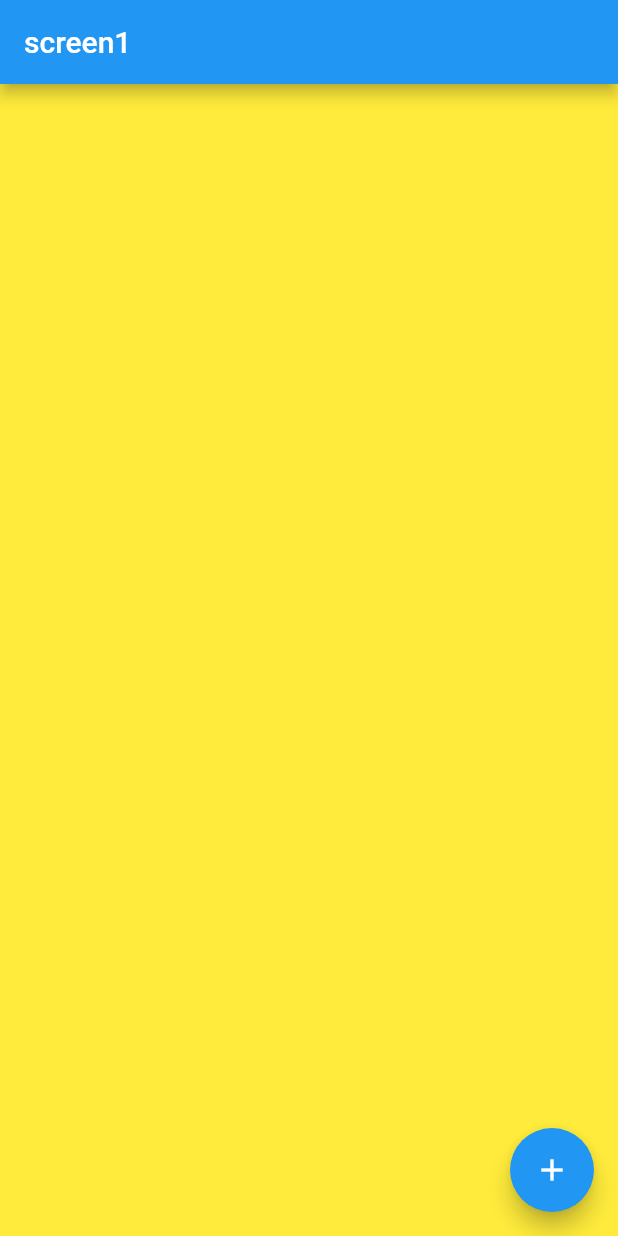
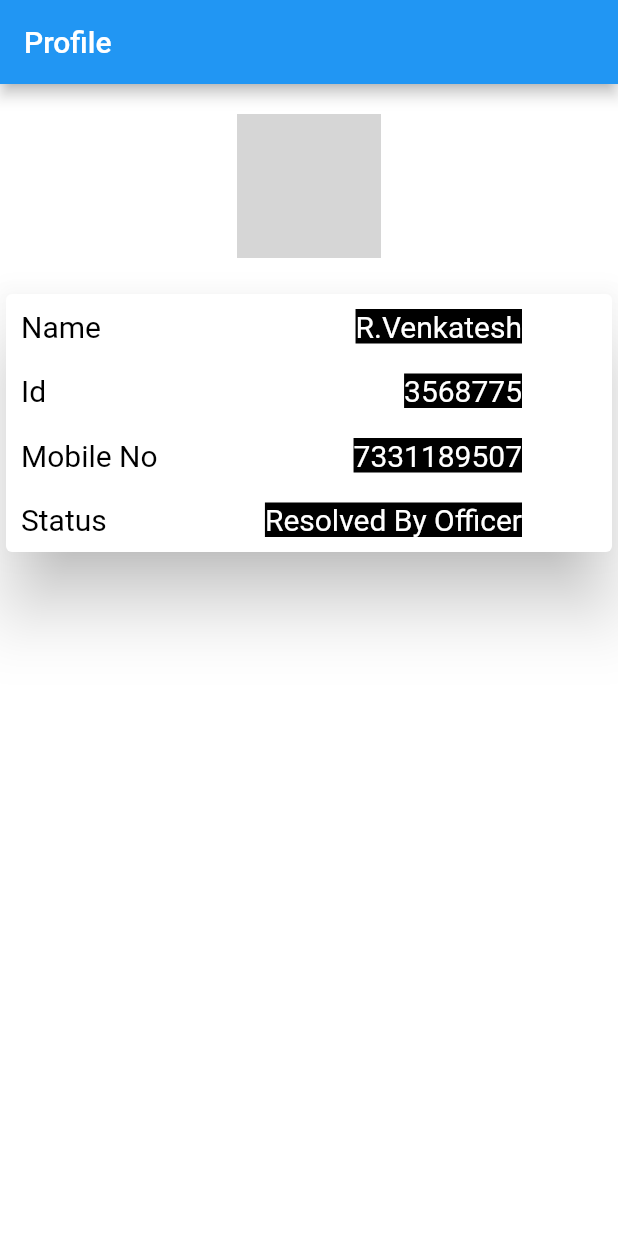
Before and after one commit to tejasvibonthu/AxisAlignment, a Flutter app: the screen it shows after launch, on a phone screen of 412 x 824 dp. Run offline on Flutter 3.47's test engine with Material 2 defaults, Android fonts, the phone set to English and light mode, and no system bars; network calls fail; Roboto replaces fonts that are missing (RaleWay); grey boxes are pictures that could not be loaded.

Commit message:
display json values

```diff
--- /dev/null
+++ b/assets/profile.json
@@ -0,0 +1,12 @@
+{
+    "flag": "success",
+    "cid": "1610201024643",
+    "cdid": "3568775",
+    "cremarks": "test",
+    "cphoto": "https://res.cloudinary.com/demo/image/upload/v1312461204/sample.jpg",
+    "clatlon": "17.3993452,78.3776971",
+    "cmobileno": "7331189507",
+    "cuser_name": "R.Venkatesh",
+    "cstatus": "Resolved By Officer",
+    "ctime_stamp": "06-JUN-2021 22:20:19"
+}
--- /dev/null
+++ b/lib/profile_page.dart
@@ -0,0 +1,93 @@
+import 'dart:convert';
+
+import 'package:flutter/material.dart';
+import 'package:flutter/services.dart';
+
+
+ class ProfileDetails extends StatefulWidget {
+  const ProfileDetails({super.key});
+
+  @override
+  State<ProfileDetails> createState() => _ProfileDetailsState();
+}
+
+class _ProfileDetailsState extends State<ProfileDetails> {
+   dynamic jsonResult;
+  @override
+  Widget build(BuildContext context) {
+    return Scaffold(
+    appBar: AppBar(title: Text("Profile")),
+  body: Container(
+        color:  Colors.white,
+        child: Column(
+          children: [
+               Padding(
+                  padding: const EdgeInsets.all(20.0),
+                  child: Center(
+                    child: CircleAvatar(
+                radius: 48, // Image radius
+                backgroundImage: NetworkImage(jsonResult["cphoto"]),
+              ),
+                  ),
+                ),
+            Card(
+              elevation: 20,
+              child: Column(
+                mainAxisAlignment: MainAxisAlignment.start,
+              crossAxisAlignment: CrossAxisAlignment.start,
+                children: [
+                Padding(
+                  padding: const EdgeInsets.all(10.0),
+                  child: Row_Component("Name",jsonResult["cuser_name"])
+                ),
+                Padding(
+                  padding: const EdgeInsets.all(10.0),
+                  child: Row_Component("Id",jsonResult["cdid"])
+                ),
+                 Padding(
+                  padding: const EdgeInsets.all(10.0),
+                  child: Row_Component("Mobile No",jsonResult["cmobileno"])
+                ),
+                 Padding(
+                  padding: const EdgeInsets.all(10.0),
+                  child: Row_Component("Status",jsonResult["cstatus"])
+                ),
+              ]),
+            ),
+          ],
+        ),
+      ),
+    );
+  }
+
+  Row Row_Component(String Title , String value) {
+    return Row(
+
+         mainAxisAlignment: MainAxisAlignment.spaceBetween,
+       //  crossAxisAlignment: CrossAxisAlignment.start,
+          children: [
+            Container(color : Colors.white,child: Text(Title,style: TextStyle(color: Colors.black , fontSize: 20 , fontFamily:  'RaleWay'))),
+            Padding(
+              padding: const EdgeInsets.only(right: 50),
+              child: Container(color : Colors.black,child: Text(value,style: TextStyle(color: Colors.white , fontSize: 20 , fontFamily:  'RaleWay'))),
+            ),
+          ],
+        );
+  }
+  @override
+  void initState() {
+    // TODO: implement initState
+    fetchDataFromJson();
+
+  }
+  fetchDataFromJson() async{
+    String data = await rootBundle.loadString("assets/profile.json");
+    setState(() {
+         jsonResult = json.decode(data);
+    });
+
+    // print("result is $jsonResult");
+    // print(jsonResult["cuser_name"]);
+
+  }
+}
--- a/lib/routes/app_pages.dart
+++ b/lib/routes/app_pages.dart
@@ -1,3 +1,4 @@
+import 'package:axis_alignment/profile_page.dart';
 import 'package:axis_alignment/routes/app_routes.dart';
 import 'package:axis_alignment/screen_one.dart';
 import 'package:axis_alignment/screen_two.dart';
@@ -8,6 +9,7 @@ class AppPages {
   static Map<String , WidgetBuilder> get routes {
     return {
       AppRoutes.initial:(context) => CarsListView(),
+      AppRoutes.ProfileDetails:(context) => ProfileDetails(),
       AppRoutes.AddDeatils:(context) => AddDeatils_Item(myCallBack1: (nameVal, mobileNoVal) {
        AppConstants.nameValuIs = nameVal;
           AppConstants.mobileNo = mobileNoVal;
--- a/lib/routes/app_routes.dart
+++ b/lib/routes/app_routes.dart
@@ -1,8 +1,11 @@
 
+
+import 'package:axis_alignment/profile_page.dart';
 
 class AppRoutes{
    AppRoutes._();
-  static const initial = carsList;
+  static const initial = ProfileDetails;
   static const carsList = "/CarsListView()";
   static const AddDeatils =  "/AddDeatils_Item()";
+  static const ProfileDetails = "hjjk";
 }
```
Also changed, not shown: pubspec.yaml (+5 -3 lines).
